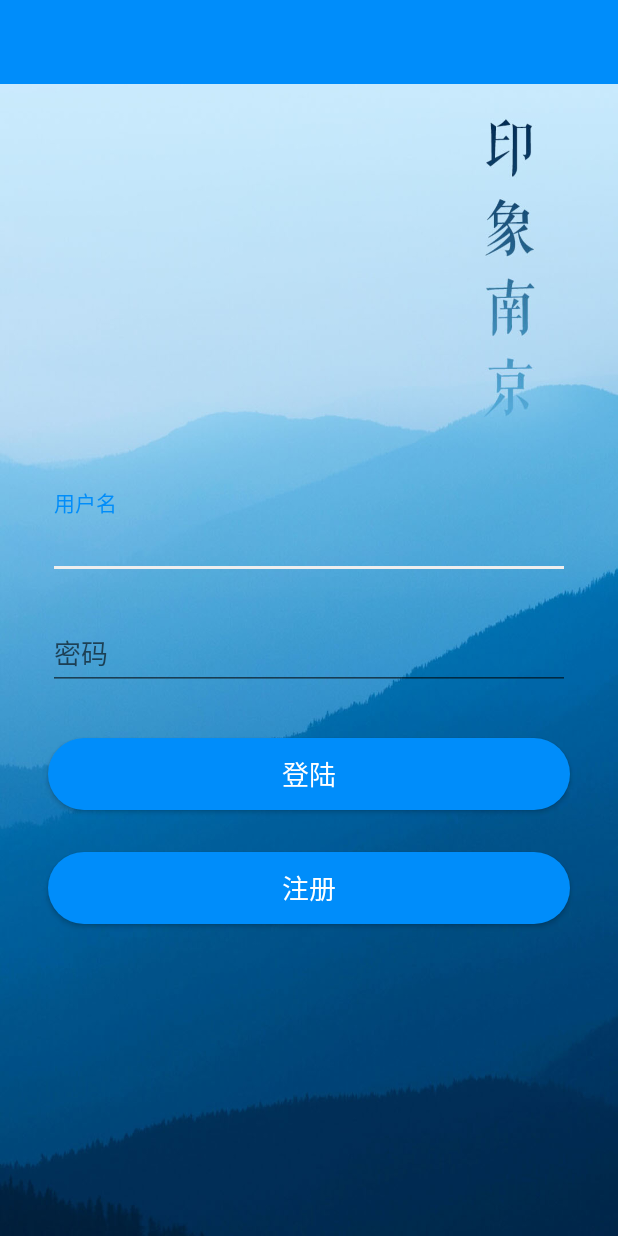
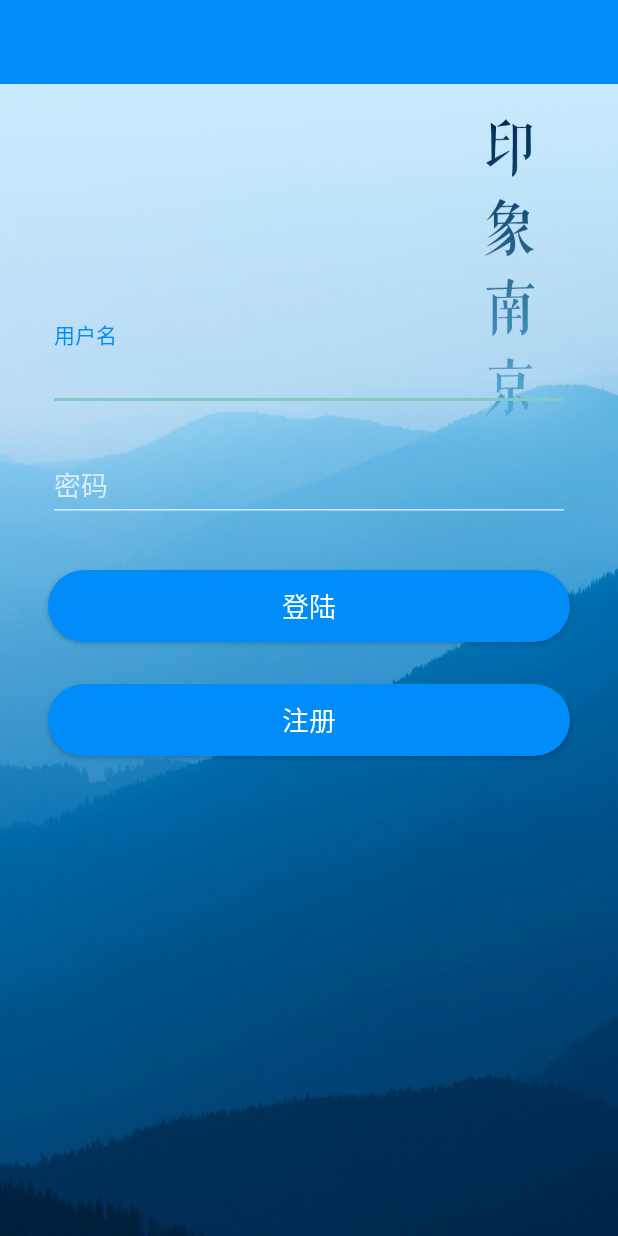
Before and after one commit to youyuge34/MaterialTest, an Android app: the layout activity_login.xml on its own in the app's theme, with its tools: preview values and no code run, on a phone screen of 412 x 824 dp. Run offline under Robolectric (Android 15) with nearby library versions, the phone set to English and light mode, and no system bars.

Commit message:
更新了readme.md

```diff
--- a/app/src/main/res/layout/activity_login.xml
+++ b/app/src/main/res/layout/activity_login.xml
@@ -8,14 +8,7 @@
 
     <include layout="@layout/toolbar_layout" />
 
-
-    <LinearLayout
-        android:layout_width="match_parent"
-        android:layout_height="0dp"
-        android:layout_weight="1"
-        android:orientation="vertical"></LinearLayout>
-
-    <LinearLayout
+    <RelativeLayout
         android:id="@+id/email_login_form"
         android:layout_width="match_parent"
         android:layout_height="0dp"
@@ -33,14 +26,16 @@
             android:visibility="gone" />
 
         <android.support.design.widget.TextInputLayout
+            android:id="@+id/input1"
+            android:theme="@style/Theme.AppCompat"
             android:layout_width="match_parent"
             android:layout_height="wrap_content"
             android:layout_marginLeft="32dp"
             android:layout_marginRight="32dp"
-            android:layout_marginTop="16dp"
+            android:layout_marginTop="160dp"
             app:hintTextAppearance="@style/FloatingStyle">
 
-            <AutoCompleteTextView
+            <android.support.v7.widget.AppCompatEditText
                 android:id="@+id/username"
                 android:layout_width="match_parent"
                 android:layout_height="wrap_content"
@@ -54,14 +49,17 @@
         </android.support.design.widget.TextInputLayout>
 
         <android.support.design.widget.TextInputLayout
+            android:id="@+id/input2"
             android:layout_width="match_parent"
+            android:theme="@style/Theme.AppCompat"
             android:layout_height="wrap_content"
+            android:layout_below="@id/input1"
             android:layout_marginLeft="32dp"
             android:layout_marginRight="32dp"
             android:layout_marginTop="16dp"
             app:hintTextAppearance="@style/FloatingStyle">
 
-            <EditText
+            <android.support.v7.widget.AppCompatEditText
                 android:id="@+id/password"
                 android:layout_width="match_parent"
                 android:layout_height="wrap_content"
@@ -79,6 +77,7 @@
             style="?android:textAppearanceSmall"
             android:layout_width="match_parent"
             android:layout_height="wrap_content"
+            android:layout_below="@id/input2"
             android:layout_marginLeft="32dp"
             android:layout_marginRight="32dp"
             android:layout_marginTop="32dp"
@@ -92,6 +91,7 @@
             style="?android:textAppearanceSmall"
             android:layout_width="match_parent"
             android:layout_height="wrap_content"
+            android:layout_below="@id/username_login_button"
             android:layout_marginLeft="32dp"
             android:layout_marginRight="32dp"
             android:layout_marginTop="28dp"
@@ -100,6 +100,6 @@
             android:textColor="@drawable/login_text_selector"
             android:textSize="18sp" />
 
-    </LinearLayout>
+    </RelativeLayout>
 
 </LinearLayout>
```
Also changed, not shown: 2 other files.
